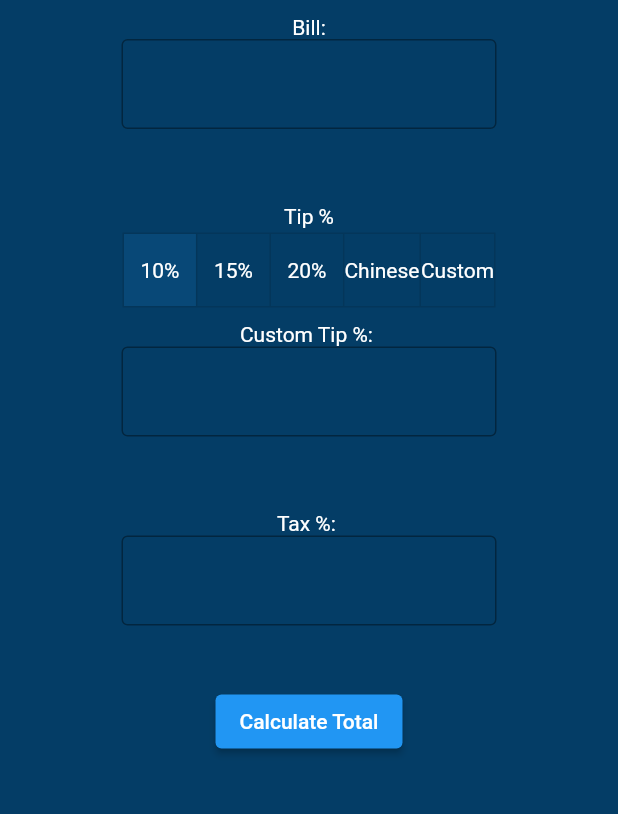
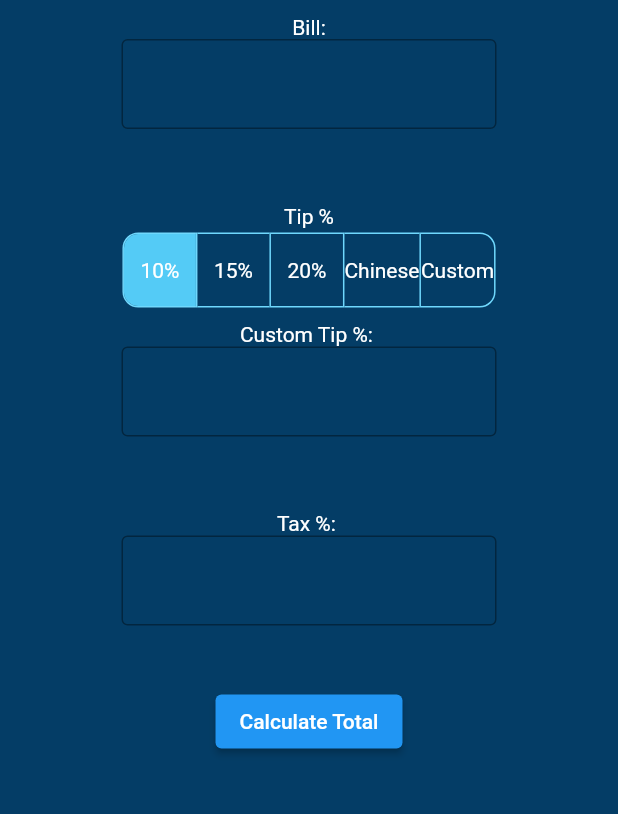
Before and after one commit to Bronx-Science/project-special-calculator-team-tip, a Flutter app: the screen it shows after launch, on a phone screen of 412 x 824 dp, the part 303-1117 px from its top. Run offline on Flutter 3.47's test engine with Material 2 defaults, Android fonts, the phone set to English and light mode, and no system bars.

Commit message:
Update main.dart

```diff
--- a/tip_calculator/lib/main.dart
+++ b/tip_calculator/lib/main.dart
@@ -111,6 +111,10 @@ class _MyFormState extends State<MyForm> {
             Padding(
               padding: const EdgeInsets.only(top: 3, bottom: 10),
               child: ToggleButtons(
+                borderColor: const Color.fromARGB(255, 111, 216, 253),
+                fillColor: const Color.fromARGB(255, 84, 203, 246),
+                borderRadius: BorderRadius.circular(10),
+                selectedBorderColor: const Color.fromARGB(255, 111, 216, 253),
                 isSelected: selection,
                 onPressed: updateSelection,
                 children: const [
```
